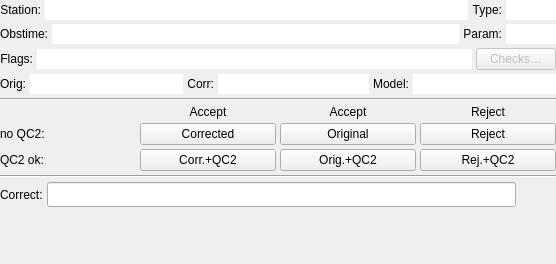
Above: src/simplecorrections.ui from metno/kvhqc before the change. Below: the same form after it.
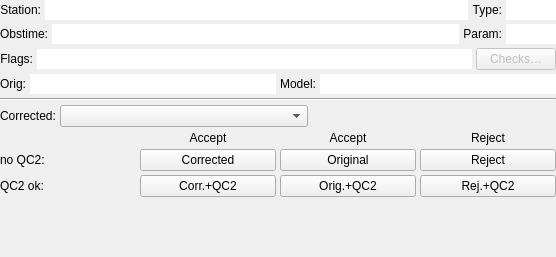
That is the form after the change.

What changed in the file:
```diff
--- a/src/simplecorrections.ui
+++ b/src/simplecorrections.ui
@@ -7,7 +7,7 @@
     <x>0</x>
     <y>0</y>
     <width>556</width>
-    <height>264</height>
+    <height>257</height>
    </rect>
   </property>
   <property name="sizePolicy">
@@ -365,54 +365,6 @@
        </item>
       </layout>
      </item>
-     <item>
-      <layout class="QHBoxLayout" name="horizontalLayout_10" stretch="0,1">
-       <property name="sizeConstraint">
-        <enum>QLayout::SetMinimumSize</enum>
-       </property>
-       <item>
-        <widget class="QLabel" name="labelCorrected">
-         <property name="text">
-          <string>Corr:</string>
-         </property>
-         <property name="alignment">
-          <set>Qt::AlignRight|Qt::AlignTrailing|Qt::AlignVCenter</set>
-         </property>
-        </widget>
-       </item>
-       <item>
-        <widget class="QLineEdit" name="textCorrected">
-         <property name="sizePolicy">
-          <sizepolicy hsizetype="MinimumExpanding" vsizetype="Fixed">
-           <horstretch>0</horstretch>
-           <verstretch>0</verstretch>
-          </sizepolicy>
-         </property>
-         <property name="minimumSize">
-          <size>
-           <width>50</width>
-           <height>0</height>
-          </size>
-         </property>
-         <property name="focusPolicy">
-          <enum>Qt::NoFocus</enum>
-         </property>
-         <property name="contextMenuPolicy">
-          <enum>Qt::NoContextMenu</enum>
-         </property>
-         <property name="acceptDrops">
-          <bool>false</bool>
-         </property>
-         <property name="frame">
-          <bool>false</bool>
-         </property>
-         <property name="readOnly">
-          <bool>true</bool>
-         </property>
-        </widget>
-       </item>
-      </layout>
-     </item>
      <item>
       <layout class="QHBoxLayout" name="horizontalLayout_14" stretch="0,1">
        <property name="sizeConstraint">
@@ -470,6 +422,43 @@
      </property>
     </widget>
    </item>
+   <item>
+    <layout class="QHBoxLayout" name="layoutCorrected" stretch="0,0,0">
+     <property name="sizeConstraint">
+      <enum>QLayout::SetMinimumSize</enum>
+     </property>
+     <item>
+      <widget class="QLabel" name="labelNewCorrectedValue">
+       <property name="text">
+        <string>Corrected:</string>
+       </property>
+      </widget>
+     </item>
+     <item>
+      <widget class="QComboBox" name="comboCorrected">
+       <property name="sizePolicy">
+        <sizepolicy hsizetype="MinimumExpanding" vsizetype="Fixed">
+         <horstretch>0</horstretch>
+         <verstretch>0</verstretch>
+        </sizepolicy>
+       </property>
+      </widget>
+     </item>
+     <item>
+      <spacer name="horizontalSpacer">
+       <property name="orientation">
+        <enum>Qt::Horizontal</enum>
+       </property>
+       <property name="sizeHint" stdset="0">
+        <size>
+         <width>40</width>
+         <height>20</height>
+        </size>
+       </property>
+      </spacer>
+     </item>
+    </layout>
+   </item>
    <item>
     <layout class="QGridLayout" name="gridAccRejButtons">
      <property name="sizeConstraint">
@@ -563,56 +552,6 @@
      </item>
     </layout>
    </item>
-   <item>
-    <widget class="Line" name="line_2">
-     <property name="orientation">
-      <enum>Qt::Horizontal</enum>
-     </property>
-    </widget>
-   </item>
-   <item>
-    <layout class="QHBoxLayout" name="layoutCorrected" stretch="0,0,0">
-     <property name="sizeConstraint">
-      <enum>QLayout::SetMinimumSize</enum>
-     </property>
-     <item>
-      <widget class="QLabel" name="labelNewCorrectedValue">
-       <property name="text">
-        <string>Correct:</string>
-       </property>
-      </widget>
-     </item>
-     <item>
-      <widget class="QLineEdit" name="textNewCorrectedValue">
-       <property name="sizePolicy">
-        <sizepolicy hsizetype="Minimum" vsizetype="Fixed">
-         <horstretch>1</horstretch>
-         <verstretch>0</verstretch>
-        </sizepolicy>
-       </property>
-       <property name="minimumSize">
-        <size>
-         <width>80</width>
-         <height>25</height>
-        </size>
-       </property>
-      </widget>
-     </item>
-     <item>
-      <spacer name="horizontalSpacer">
-       <property name="orientation">
-        <enum>Qt::Horizontal</enum>
-       </property>
-       <property name="sizeHint" stdset="0">
-        <size>
-         <width>40</width>
-         <height>20</height>
-        </size>
-       </property>
-      </spacer>
-     </item>
-    </layout>
-   </item>
    <item>
     <spacer name="verticalSpacer">
      <property name="orientation">
```
Left out of the diff: 36 changed lines with no effect on the pictures.
